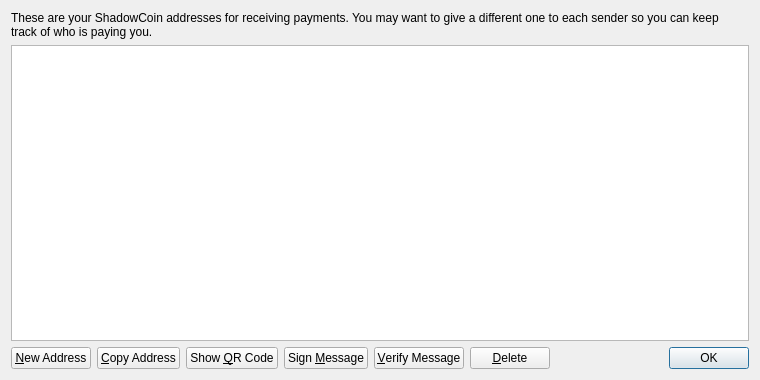
openrightlabs/StealthCash, file src/qt/forms/addressbookpage.ui: the form before one commit.
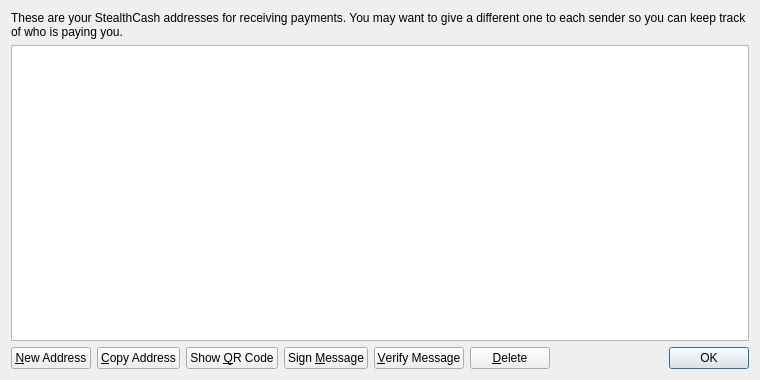
The form after the commit. Icons and pictures are not drawn.

Patch:
```diff
--- a/src/qt/forms/addressbookpage.ui
+++ b/src/qt/forms/addressbookpage.ui
@@ -17,7 +17,7 @@
    <item>
     <widget class="QLabel" name="labelExplanation">
      <property name="text">
-      <string>These are your ShadowCoin addresses for receiving payments. You may want to give a different one to each sender so you can keep track of who is paying you.</string>
+      <string>These are your StealthCash addresses for receiving payments. You may want to give a different one to each sender so you can keep track of who is paying you.</string>
      </property>
      <property name="textFormat">
       <enum>Qt::PlainText</enum>
```
Left out of the diff: 4 changed lines with no effect on the pictures.
